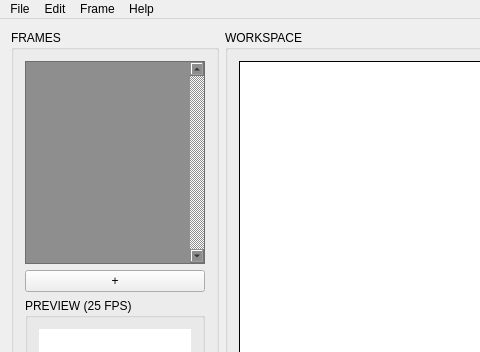
Qt form PixelsSpriteEditor/SpriteMainWindow.ui (worldofnick/Pixels-Sprite-Editor) before a commit; both pictures show x 0 to 480 and y 0 to 352 of the 900 by 503 pixel window.
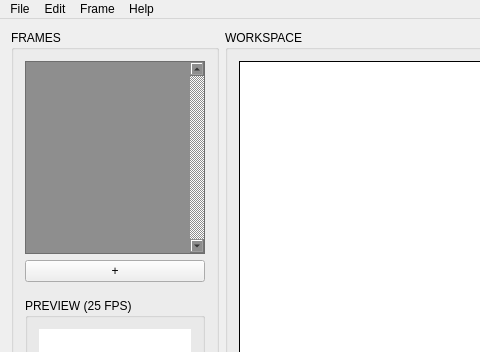
The same form after that commit.

Commit message:
Added vertical spacer
- Between + button and Preview window.

Patch:
```diff
--- a/PixelsSpriteEditor/SpriteMainWindow.ui
+++ b/PixelsSpriteEditor/SpriteMainWindow.ui
@@ -85,7 +85,7 @@
               <x>0</x>
               <y>0</y>
               <width>162</width>
-              <height>194</height>
+              <height>174</height>
              </rect>
             </property>
            </widget>
@@ -98,6 +98,22 @@
            </property>
           </widget>
          </item>
+         <item>
+          <spacer name="verticalSpacer">
+           <property name="orientation">
+            <enum>Qt::Vertical</enum>
+           </property>
+           <property name="sizeType">
+            <enum>QSizePolicy::Fixed</enum>
+           </property>
+           <property name="sizeHint" stdset="0">
+            <size>
+             <width>20</width>
+             <height>10</height>
+            </size>
+           </property>
+          </spacer>
+         </item>
          <item>
           <widget class="QGroupBox" name="previewGroupBox">
            <property name="sizePolicy">
```
Left out of the diff: 1 changed line with no effect on the pictures. The commit also changes 1 other file.
